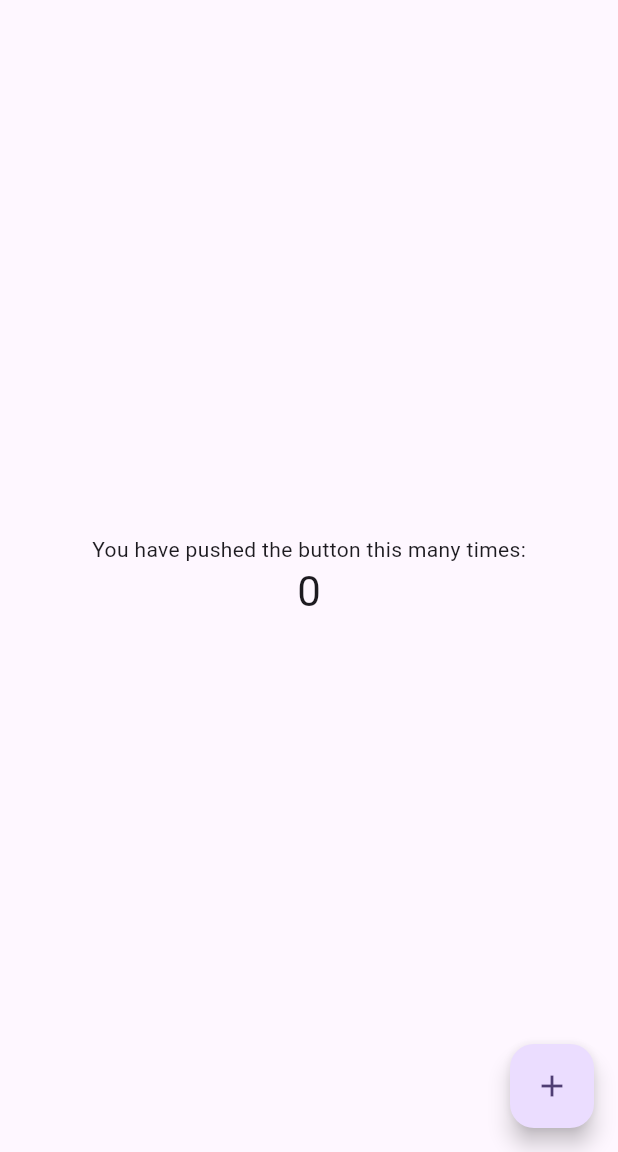
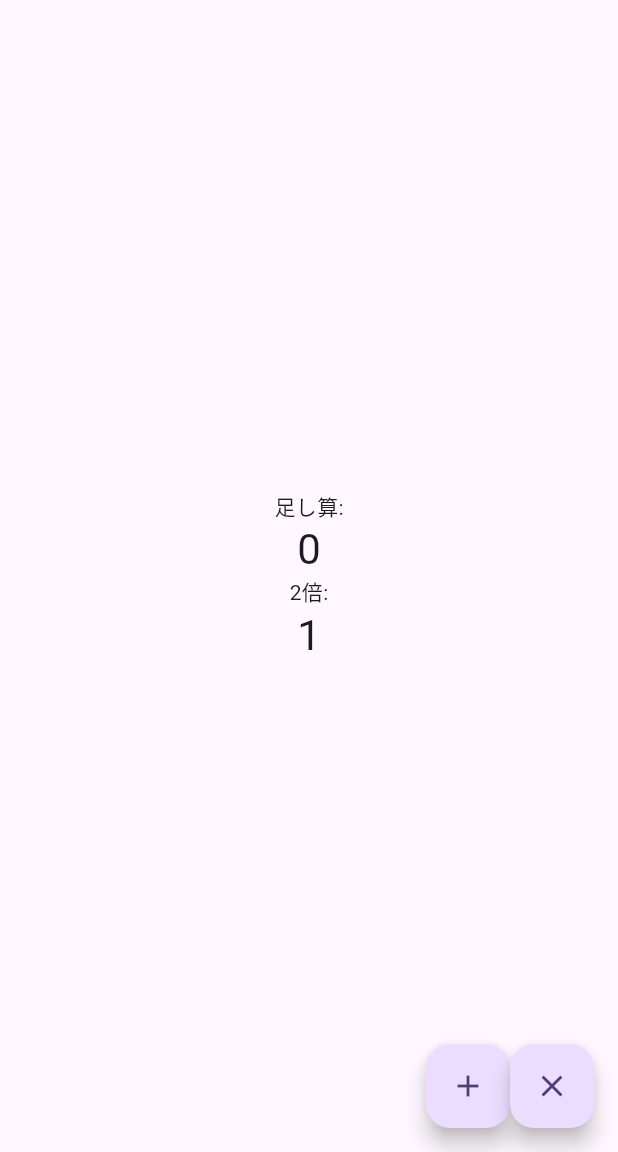
Before and after one commit to coawjr/test_flutter, a Flutter app: the screen it shows after launch, on a phone screen of 412 x 824 dp, the part 84-1236 px from its top. Run offline on Flutter 3.47's test engine with Material 3 defaults, Android fonts, the phone set to English and light mode, and no system bars.

```diff
--- a/lib/main.dart
+++ b/lib/main.dart
@@ -32,10 +32,17 @@ class MyHomePage extends StatefulWidget {
 
 class _MyHomePageState extends State<MyHomePage> {
   int _counter = 0;
+  int _counter2 = 1;
 
   void _incrementCounter() {
     setState(() {
       _counter++;
+    });
+  }
+
+    void _twice() {
+    setState(() {
+      _counter2 = _counter2 * 2;
     });
   }
 
@@ -53,22 +60,38 @@ class _MyHomePageState extends State<MyHomePage> {
           mainAxisAlignment: MainAxisAlignment.center,
           children: <Widget>[
             const Text(
-              'You have pushed the button this many times:',
+              '足し算:',
             ),
             Text(
               '$_counter',
               style: Theme.of(context).textTheme.headlineMedium,
             ),
+             const Text(
+              '2倍:',
+            ),
+            Text(
+              '$_counter2',
+              style: Theme.of(context).textTheme.headlineMedium,
+            ),
           ],
         ),
       ),
+      floatingActionButton: Row(
+        mainAxisAlignment: MainAxisAlignment.end,
+        children: [
+           FloatingActionButton(
+            onPressed: _incrementCounter,
+            tooltip: 'Increment',
+            child: const Icon(Icons.add),
+          ),
+          FloatingActionButton(
+            onPressed: _twice,
+            tooltip: 'twice',
+            child: const Icon(Icons.close),
+          ),
+        ],
+      ),
 
-
-      floatingActionButton: FloatingActionButton(
-        onPressed: _incrementCounter,
-        tooltip: 'Increment',
-        child: const Icon(Icons.add),
-      ),
     );
   }
 }
```
